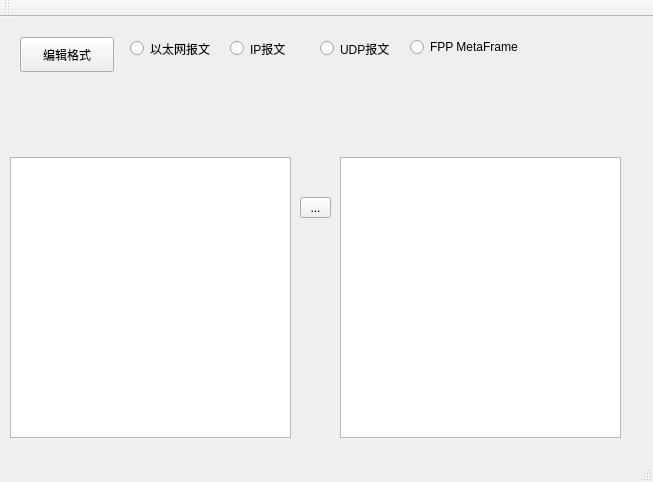
Old version of the form ui/offsets.ui in the repository Sunfe/-offsets.
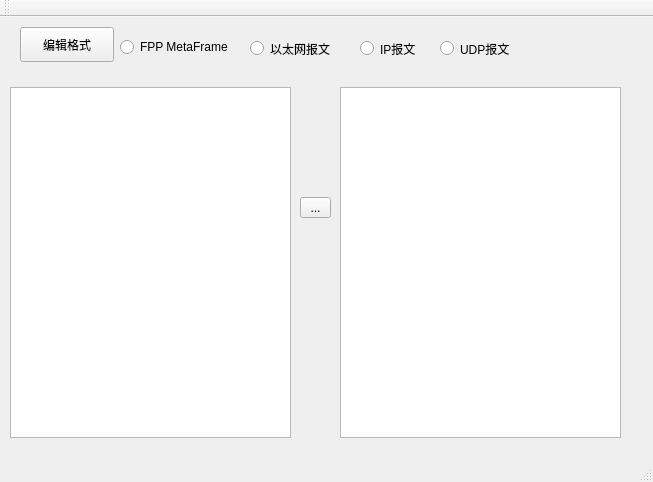
New version of the form. Icons and pictures are not drawn.

```diff
--- a/ui/offsets.ui
+++ b/ui/offsets.ui
@@ -18,9 +18,9 @@
     <property name="geometry">
      <rect>
       <x>10</x>
-      <y>140</y>
+      <y>70</y>
       <width>281</width>
-      <height>281</height>
+      <height>351</height>
      </rect>
     </property>
    </widget>
@@ -28,9 +28,9 @@
     <property name="geometry">
      <rect>
       <x>340</x>
-      <y>140</y>
+      <y>70</y>
       <width>281</width>
-      <height>281</height>
+      <height>351</height>
      </rect>
     </property>
    </widget>
@@ -55,7 +55,7 @@
     <property name="geometry">
      <rect>
       <x>20</x>
-      <y>20</y>
+      <y>10</y>
       <width>94</width>
       <height>35</height>
      </rect>
@@ -67,7 +67,7 @@
    <widget class="QRadioButton" name="radioBtnEth">
     <property name="geometry">
      <rect>
-      <x>130</x>
+      <x>250</x>
       <y>20</y>
       <width>90</width>
       <height>23</height>
@@ -80,7 +80,7 @@
    <widget class="QRadioButton" name="radioBtnIp">
     <property name="geometry">
      <rect>
-      <x>230</x>
+      <x>360</x>
       <y>20</y>
       <width>63</width>
       <height>23</height>
@@ -93,7 +93,7 @@
    <widget class="QRadioButton" name="radioBtnUdp">
     <property name="geometry">
      <rect>
-      <x>320</x>
+      <x>440</x>
       <y>20</y>
       <width>79</width>
       <height>23</height>
@@ -106,7 +106,7 @@
    <widget class="QRadioButton" name="radioBtnMetaframe">
     <property name="geometry">
      <rect>
-      <x>410</x>
+      <x>120</x>
       <y>20</y>
       <width>125</width>
       <height>20</height>
```
Left out of the diff: 4 changed lines with no effect on the pictures.
